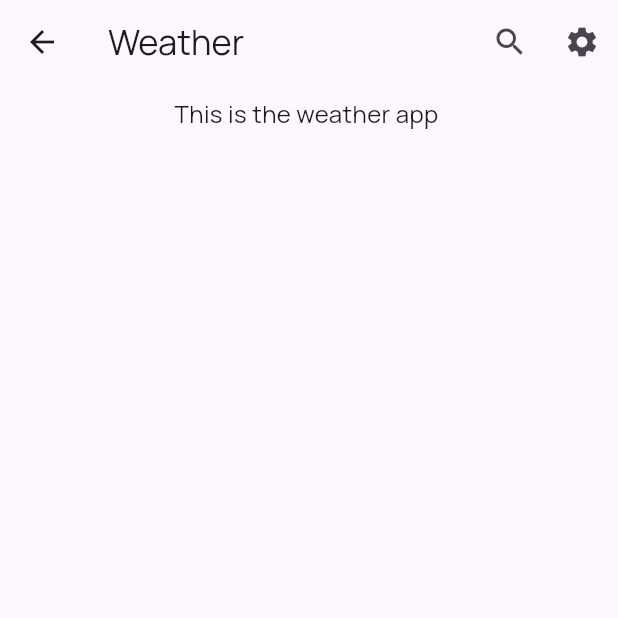
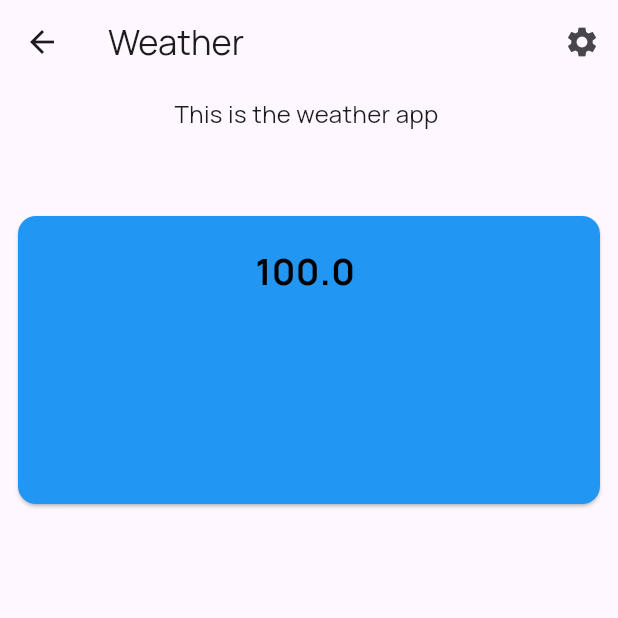
Before and after one commit to Meealley/weather_cubit, a Flutter app: the WeatherScreeen screen opened directly with empty values, on a phone screen of 412 x 824 dp, the top half of it. Run offline on Flutter 3.47's test engine with Material 3 defaults, Android fonts, the phone set to English and light mode, and no system bars; our stand-ins replace bloc, equatable, flutter_bloc, flutter_dotenv, go_router, google_fonts.

Commit message:
fixed the goroute issue

```diff
--- a/lib/main.dart
+++ b/lib/main.dart
@@ -1,4 +1,4 @@
-import 'dart:ffi';
+// import 'dart:ffi';
 
 import 'package:flutter/material.dart';
 import 'package:flutter_dotenv/flutter_dotenv.dart';
@@ -10,6 +10,7 @@ import 'package:weather_app/services/weather_api.dart';
 import 'package:http/http.dart' as http;
 
 void main() async {
+  WidgetsFlutterBinding.ensureInitialized();
   await dotenv.load(fileName: '.env');
   runApp(const MyApp());
 }
--- a/lib/views/home/home_screen.dart
+++ b/lib/views/home/home_screen.dart
@@ -1,9 +1,11 @@
 import 'package:flutter/material.dart';
+import 'package:flutter/widgets.dart';
 import 'package:flutter_bloc/flutter_bloc.dart';
 import 'package:go_router/go_router.dart';
 import 'package:weather_app/cubits/weather/weather_cubit.dart';
 import 'package:weather_app/repository/weather_repository.dart';
 import 'package:weather_app/services/weather_api.dart';
+import 'package:weather_app/utils/app_colors.dart';
 import 'package:weather_app/utils/app_textstyle.dart';
 import 'package:http/http.dart' as http;
 
@@ -36,13 +38,13 @@ class _WeatherScreeenState extends State<WeatherScreeen> {
           style: AppTextStyles.heading,
         ),
         actions: [
-          IconButton(
-            icon: const Icon(Icons.search),
-            onPressed: () async {
-              context.push('/search');
-              print("search appbar pressed");
-            },
-          ),
+          // IconButton(
+          //   icon: const Icon(Icons.search),
+          //   onPressed: () async {
+          //     context.push('/search');
+          //     print("search appbar pressed");
+          //   },
+          // ),
           IconButton(
             icon: const Icon(Icons.settings),
             onPressed: () {
@@ -76,6 +78,28 @@ class _WeatherScreeenState extends State<WeatherScreeen> {
                 Text(
                   state.weather.name,
                   style: AppTextStyles.bodyTextBold,
+                ),
+                const SizedBox(
+                  height: 20,
+                ),
+                SizedBox(
+                  height: 200,
+                  width: double.infinity,
+                  child: Card(
+                    color: AppColors.secondary,
+                    child: Column(
+                      children: [
+                        const Padding(
+                          padding: EdgeInsets.only(top: 20),
+                        ),
+                        Text(
+                          '${state.weather.temp} ',
+                          style: AppTextStyles.headingBold,
+                        ),
+                        Text(state.weather.icon),
+                      ],
+                    ),
+                  ),
                 )
               ],
             ),
```
Also changed, not shown: lib/models/weather.dart (+0 -17 lines), lib/views/search_page/search_screen.dart (+63 -13 lines).
